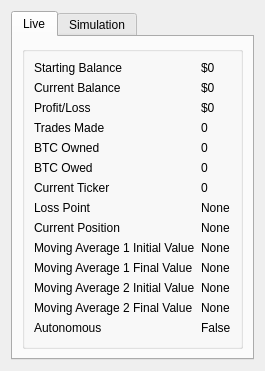
The window that UI/statistics.ui (ZENALC/algobot) describes before a commit, drawn with Qt 5.
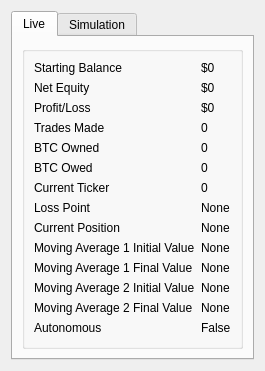
The same window after the commit.

Patch:
```diff
--- a/UI/statistics.ui
+++ b/UI/statistics.ui
@@ -7,7 +7,7 @@
     <x>0</x>
     <y>0</y>
     <width>244</width>
-    <height>343</height>
+    <height>349</height>
    </rect>
   </property>
   <property name="sizePolicy">
@@ -83,7 +83,7 @@
              </sizepolicy>
             </property>
             <property name="text">
-             <string>Current Balance</string>
+             <string>Net Equity</string>
             </property>
            </widget>
           </item>
```
